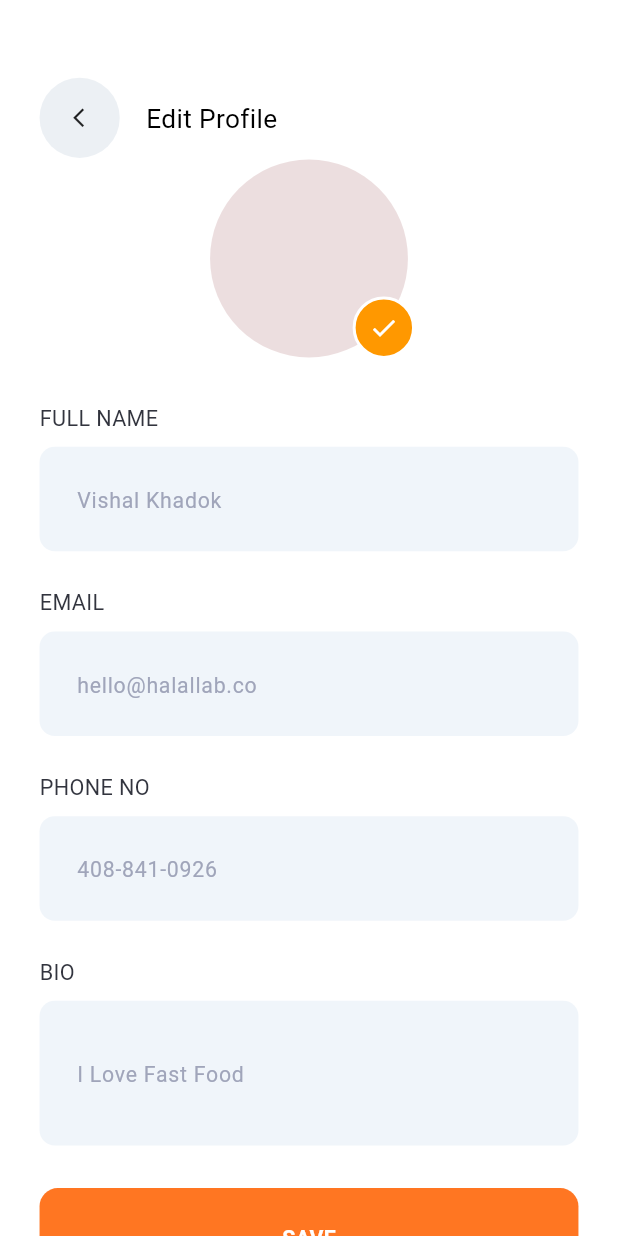
After one commit to afaqahmad922/food_delievery_app, a Flutter app: the edit_Profile screen opened directly, on a phone screen of 412 x 824 dp. The commit adds this screen. Run offline on Flutter 3.47's test engine with Material 3 defaults, Android fonts, the phone set to English and light mode, and no system bars; our stand-ins replace flutter_screenutil, google_fonts, smooth_page_indicator, timeline_tile; Roboto replaces fonts that are missing (Sen).

Commit message:
Edit Profile and Address UI Completed

```diff
--- /dev/null
+++ b/lib/Profile Pages/Edit Profile.dart
@@ -0,0 +1,167 @@
+import 'package:figma_to_flutter_2/logins/Widgets/Widgets.dart';
+import 'package:flutter/material.dart';
+import 'package:flutter_screenutil/flutter_screenutil.dart';
+import 'package:google_fonts/google_fonts.dart';
+
+
+class edit_Profile extends StatefulWidget {
+  const edit_Profile({super.key});
+
+  @override
+  State<edit_Profile> createState() => _edit_ProfileState();
+}
+
+class _edit_ProfileState extends State<edit_Profile> {
+  @override
+  Widget build(BuildContext context) {
+    return Scaffold(
+      backgroundColor: Color(0xffFFFFFF),
+      body: SingleChildScrollView(
+        child: Column(
+          mainAxisAlignment: MainAxisAlignment.start,
+          crossAxisAlignment: CrossAxisAlignment.start,
+          children: [
+            Padding(
+              padding: EdgeInsets.only(top: 50.h, left: 24.w, right: 24.w),
+              child: Row(
+                children: [
+                  GestureDetector(
+                    onTap: (){
+                      Navigator.pop(context);
+                    },
+                    child: Container(
+                      decoration: BoxDecoration(
+                        shape: BoxShape.circle,
+                        color: Color(0xffECF0F4),
+                      ),
+                      child: Padding(
+                        padding: EdgeInsets.only(
+                          top: 20.h,
+                          left: 17.w,
+                          right: 18.w,
+                          bottom: 20.h,
+                        ),
+                        child: Icon(Icons.arrow_back_ios_new_outlined, size: 15),
+                      ),
+                    ),
+                  ),
+                  Padding(
+                    padding: EdgeInsets.only(left: 16.w),
+                    child: AppText(
+                      text: 'Edit Profile',
+                      font: GoogleFonts.sen,
+                      fontWeight: FontWeight.w400,
+                      fontSize: 17.sp,
+                      color: Colors.black,
+                    ),
+                  ),
+                ],
+              ),
+            ),
+            Column(
+              mainAxisAlignment: MainAxisAlignment.start,
+              crossAxisAlignment: CrossAxisAlignment.start,
+              children: [
+                Center(
+                  child: Stack(
+                    clipBehavior: Clip.none,
+                    children: [
+                      Container(
+                        height: 130.h,
+                        width: 130.w,
+                        decoration: BoxDecoration(
+                          shape: BoxShape.circle,
+                          color: Color(0xffF8822226).withOpacity(0.15),
+                        ),
+                      ),
+
+                      Positioned(
+                        bottom: -1,
+                        right: -1,
+                        child: Container(
+                          height: 41.h,
+                          width: 41.w,
+                          decoration: BoxDecoration(
+                            shape: BoxShape.circle,
+                            color: Colors.orange,
+                            border: Border.all(
+                              color: Colors.white,
+                              width: 2,
+                            ),
+                          ),
+                          padding: EdgeInsets.all(4),
+                          child: Icon(
+                            Icons.check,
+                            size: 20,
+                            color: Colors.white,
+                          ),
+                        ),
+                      ),
+                    ],
+                  ),
+                ),
+              ],
+            ),
+            Padding(
+              padding:  EdgeInsets.only(top: 30.h, left: 24.w),
+              child: AppText(text: 'FULL NAME', font: GoogleFonts.sen, fontWeight: FontWeight.w400, fontSize: 14.sp, color: Color(0xff32343E)),
+            ),
+            AppSearchField(hintText: 'Vishal Khadok', color: Color(0xffF0F5FA),),
+            Padding(
+              padding:  EdgeInsets.only(top: 24.h, left: 24.w),
+              child: AppText(text: 'EMAIL', font: GoogleFonts.sen, fontWeight: FontWeight.w400, fontSize: 14.sp, color: Color(0xff32343E)),
+            ),
+            AppSearchField(hintText: 'hello@halallab.co', color: Color(0xffF0F5FA),),
+            Padding(
+              padding:  EdgeInsets.only(top: 24.h, left: 24.w),
+              child: AppText(text: 'PHONE NO', font: GoogleFonts.sen, fontWeight: FontWeight.w400, fontSize: 14.sp, color: Color(0xff32343E)),
+            ),
+            AppSearchField(hintText: '408-841-0926', color: Color(0xffF0F5FA),),
+            Padding(
+              padding:  EdgeInsets.only(top: 24.h, left: 24.w),
+              child: AppText(text: 'BIO', font: GoogleFonts.sen, fontWeight: FontWeight.w400, fontSize: 14.sp, color: Color(0xff32343E)),
+            ),
+            SizedBox(
+              height: 103.h,
+              child: Padding(
+                padding: EdgeInsets.only(left: 24.w, top: 8.h, right: 24.w),
+                child: TextField(
+                  maxLines: null,
+                  expands: true,
+                  keyboardType: TextInputType.multiline,
+                  decoration: InputDecoration(
+                    hintText: "I Love Fast Food",
+                    hintStyle: GoogleFonts.sen(
+                      fontSize: 14.sp,
+                      fontWeight: FontWeight.w400,
+                      color: const Color(0xffA0A5BA),
+                    ),
+                    fillColor: Color(0xffF0F5FA),
+                    filled: true,
+                    contentPadding: EdgeInsets.only(left: 19.w, top: 16.h, bottom: 16.h),
+                    border: OutlineInputBorder(
+                      borderRadius: BorderRadius.circular(10.r),
+                      borderSide: BorderSide.none,
+                    ),
+                    enabledBorder: OutlineInputBorder(
+                      borderRadius: BorderRadius.circular(10.r),
+                      borderSide: BorderSide.none,
+                    ),
+                    focusedBorder: OutlineInputBorder(
+                      borderRadius: BorderRadius.circular(10.r),
+                      borderSide: BorderSide.none,
+                    ),
+                  ),
+                ),
+              ),
+            ),
+            Padding(
+              padding: EdgeInsets.only(left: 24.w, right: 24.w, top: 28.h, bottom: 30.h),
+              child: SignButton(text: 'SAVE'),
+            ),
+          ],
+        ),
+      ),
+    );
+  }
+}
--- a/lib/logins/Widgets/Widgets.dart
+++ b/lib/logins/Widgets/Widgets.dart
@@ -63,7 +63,7 @@ class SignButton extends StatelessWidget {
   Widget build(BuildContext context) {
     return Container(
       decoration: BoxDecoration(
-        color: Colors.orange,
+        color: Color(0xffFF7622),
         borderRadius: BorderRadius.circular(12.r),
       ),
       child: Padding(
--- a/lib/main.dart
+++ b/lib/main.dart
@@ -15,6 +15,8 @@ import 'package:figma_to_flutter_2/Payment%20Screens/Add%20Card.dart';
 import 'package:figma_to_flutter_2/Payment%20Screens/Payment%20Method.dart';
 import 'package:figma_to_flutter_2/Payment%20Screens/Payment%20Successfull.dart';
 import 'package:figma_to_flutter_2/Payment%20Screens/payment_Method_No_Mastercard.dart';
+import 'package:figma_to_flutter_2/Profile%20Pages/Address.dart';
+import 'package:figma_to_flutter_2/Profile%20Pages/Edit%20Profile.dart';
 import 'package:figma_to_flutter_2/Profile%20Pages/Personal%20Profiles.dart';
 import 'package:figma_to_flutter_2/Profile%20Pages/menu.dart';
 import 'package:figma_to_flutter_2/SplashScreen/splashScreen.dart';
@@ -44,7 +46,7 @@ class MyApp extends StatelessWidget {
         theme: ThemeData(
           colorScheme: ColorScheme.fromSeed(seedColor: Colors.deepPurple),
         ),
-        home: personal_Profiles(),
+        home: menu(),
       ),
     );
   }
```
Also changed, not shown: lib/Profile Pages/Address.dart (added, +174 -0 lines), lib/Profile Pages/Personal Profiles.dart (+7 -16 lines), lib/Profile Pages/menu.dart (+9 -3 lines).
